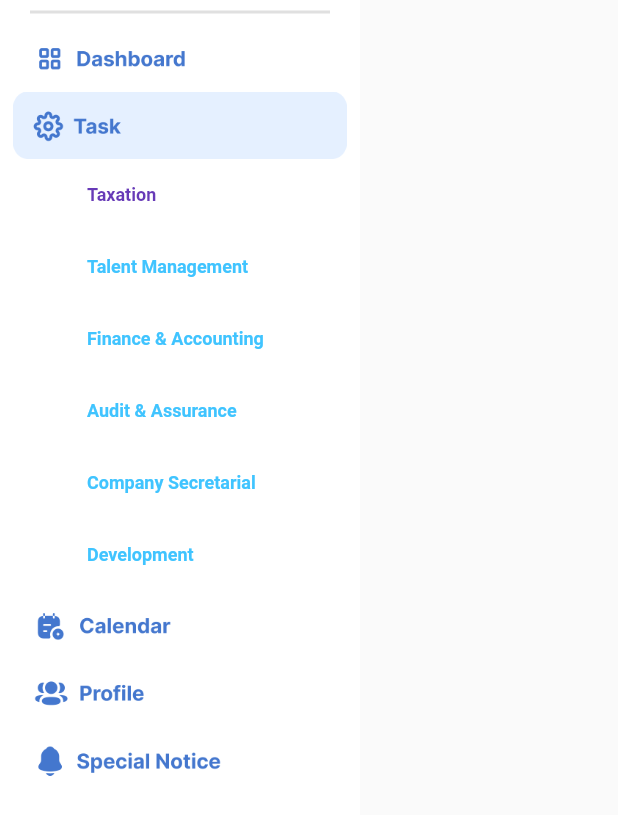
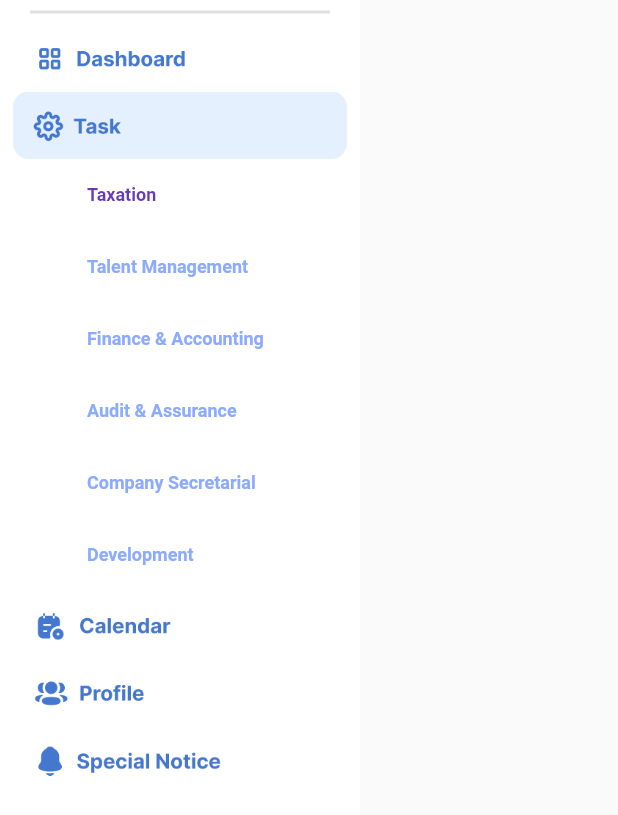
Before and after one commit to CBS-Developments/CBS-Task-Web, a Flutter app: the LeftDrawer widget shown alone on an empty page, opened directly, on a phone screen of 412 x 824 dp. Shown: the top 815 px of the screen. Run offline on Flutter 3.47's test engine with Material 2 defaults, Android fonts, the phone set to English and light mode, and no system bars; our stand-ins replace shared_preferences; accounts and stored records are empty.

Commit message:
company Popup Menu added

```diff
--- a/task_web/lib/main.dart
+++ b/task_web/lib/main.dart
@@ -1,5 +1,6 @@
 import 'package:flutter/material.dart';
 import 'package:provider/provider.dart';
+import 'package:task_web/methods/companyPopUpMenu.dart';
 import 'package:task_web/pages/loginPage.dart';
 import 'package:task_web/pages/taskPage.dart';
 import 'package:shared_preferences/shared_preferences.dart';
@@ -37,6 +38,9 @@ class MyApp extends StatelessWidget {
           ChangeNotifierProvider<AssignedDropdownState>.value(
             value: AssignedDropdownState(), // Provide an instance of AssignedDropdownState
           ),
+          ChangeNotifierProvider<CompanyDropdownState>.value(
+            value: CompanyDropdownState(), // Provide an instance of AssignedDropdownState
+          ),
         ],
         child: LandingPage(prefs: prefs),
       ),
--- a/task_web/lib/methods/drawer.dart
+++ b/task_web/lib/methods/drawer.dart
@@ -1,4 +1,5 @@
 import 'package:flutter/material.dart';
+import 'package:task_web/methods/colors.dart';
 import 'package:task_web/sizes/pageSizes.dart';
 
 class LeftDrawer extends StatefulWidget {
@@ -57,10 +58,10 @@ class _LeftDrawerState extends State<LeftDrawer> {
 
               TextButton(
                 onPressed:(){},
-                child: const Padding(
+                child: Padding(
                   padding: EdgeInsets.only(left: 50),
                   child: Text('Talent Management',style: TextStyle(
-                      color: Colors.lightBlueAccent,
+                      color: AppColor.drawerLight,
                       fontSize: 12,
                       fontWeight: FontWeight.bold),
                   ),
@@ -70,10 +71,10 @@ class _LeftDrawerState extends State<LeftDrawer> {
 
               TextButton(
                 onPressed:(){},
-                child: const Padding(
+                child:  Padding(
                   padding: EdgeInsets.only(left: 50),
                   child: Text('Finance & Accounting',style: TextStyle(
-                      color: Colors.lightBlueAccent,
+                      color: AppColor.drawerLight,
                       fontSize: 12,
                       fontWeight: FontWeight.bold),
                   ),
@@ -82,10 +83,10 @@ class _LeftDrawerState extends State<LeftDrawer> {
 
               TextButton(
                 onPressed:(){},
-                child: const Padding(
-                  padding: EdgeInsets.only(left: 50),
+                child:  Padding(
+                  padding: const EdgeInsets.only(left: 50),
                   child: Text('Audit & Assurance',style: TextStyle(
-                      color: Colors.lightBlueAccent,
+                      color: AppColor.drawerLight,
                       fontSize: 12,
                       fontWeight: FontWeight.bold),
                   ),
@@ -94,10 +95,10 @@ class _LeftDrawerState extends State<LeftDrawer> {
 
               TextButton(
                 onPressed:(){},
-                child: const Padding(
-                  padding: EdgeInsets.only(left: 50),
+                child: Padding(
+                  padding: const EdgeInsets.only(left: 50),
                   child: Text('Company Secretarial',style: TextStyle(
-                      color: Colors.lightBlueAccent,
+                      color: AppColor.drawerLight,
                       fontSize: 12,
                       fontWeight: FontWeight.bold),
                   ),
@@ -106,10 +107,10 @@ class _LeftDrawerState extends State<LeftDrawer> {
 
               TextButton(
                 onPressed:(){},
-                child: const Padding(
-                  padding: EdgeInsets.only(left: 50),
+                child: Padding(
+                  padding: const EdgeInsets.only(left: 50),
                   child: Text('Development',style: TextStyle(
-                      color: Colors.lightBlueAccent,
+                      color: AppColor.drawerLight,
                       fontSize: 12,
                       fontWeight: FontWeight.bold),
                   ),
--- a/task_web/lib/methods/sideDropMenu.dart
+++ b/task_web/lib/methods/sideDropMenu.dart
@@ -37,7 +37,7 @@ void showPopupMenu(BuildContext context) {
           onPressed: () {
             Navigator.pop(context, 2);
           },
-          child: const Text('Option 2'),
+          child: const Text('Password Reset'),
         ),
       ),
       PopupMenuItem(
@@ -46,7 +46,7 @@ void showPopupMenu(BuildContext context) {
           onPressed: () {
             Navigator.pop(context, 3);
           },
-          child: const Text('Option 3'),
+          child: const Text('Profile'),
         ),
       ),
     ],
```
Also changed, not shown: task_web/lib/methods/companyPopUpMenu.dart (added, +72 -0 lines), task_web/lib/methods/upMainRow.dart (+14 -6 lines).
